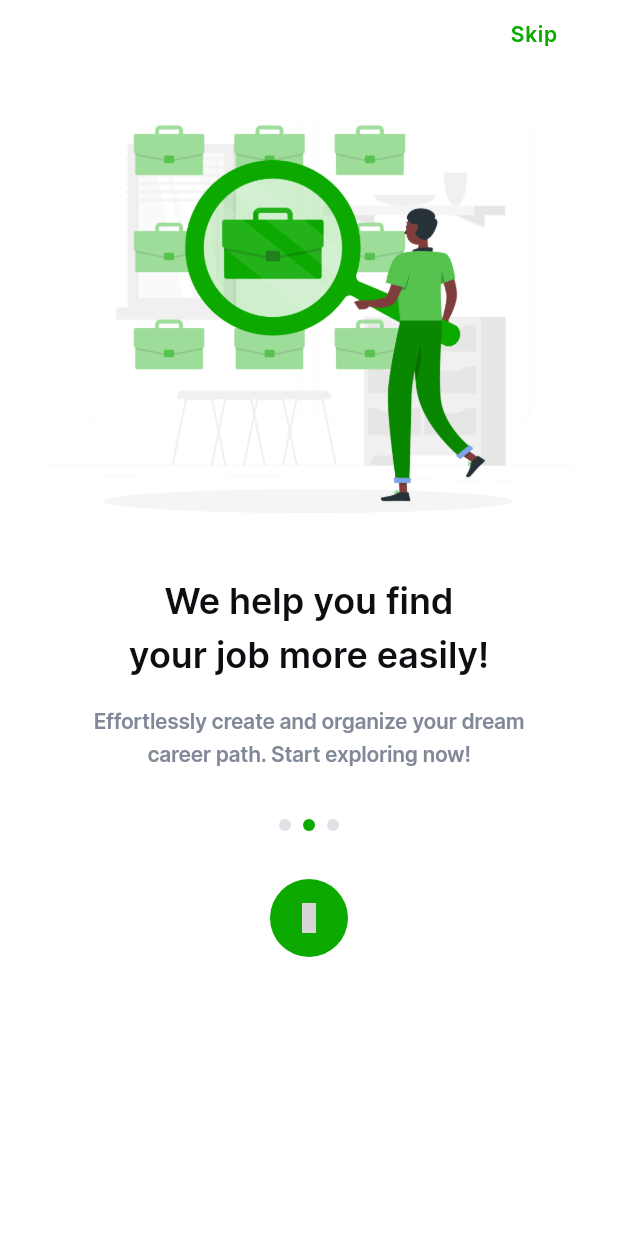
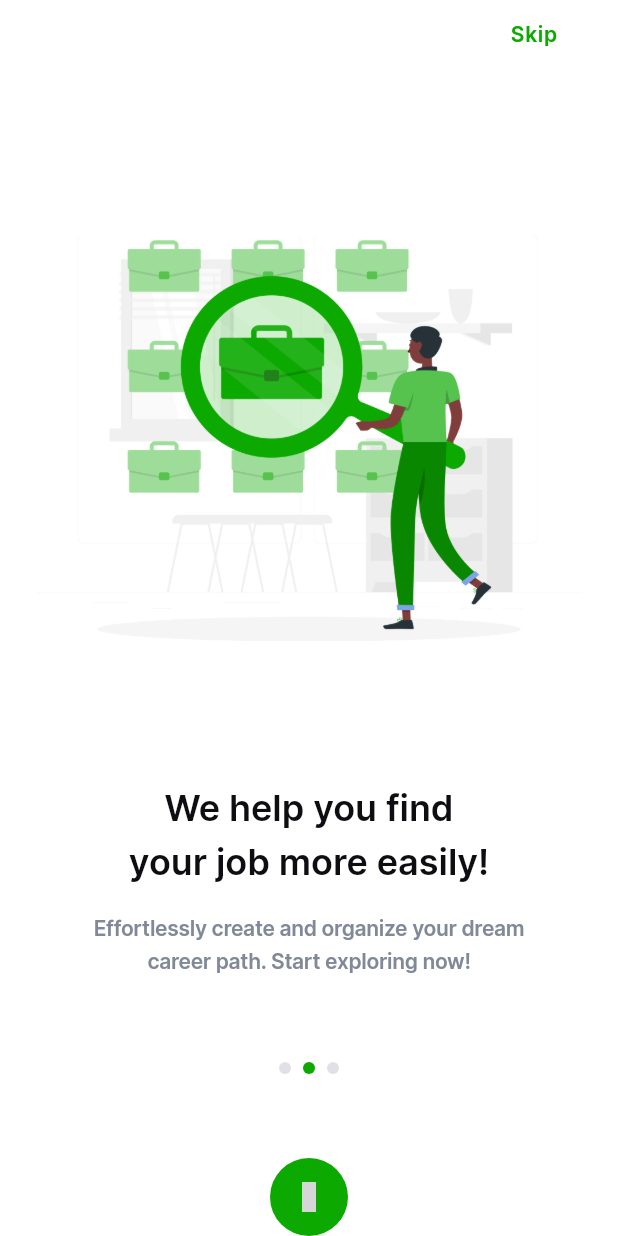
Before and after one commit to rflorat07/job_finder, a Flutter app: the screen it shows after launch, on a phone screen of 412 x 824 dp. Run offline on Flutter 3.47's test engine with Material 3 defaults, Android fonts, the phone set to English and light mode, and no system bars; drawn by our look-alikes of smooth_page_indicator; our stand-ins replace cached_network_image, easy_localization, equatable, flutter_native_splash, flutter_riverpod, flutter_svg and 3 more; grey boxes are pictures that could not be loaded.

Commit message:
Enhance onboarding experience by adjusting layout, improving navigation, and refining skip functionality

```diff
--- a/lib/src/features/onboarding/presentation/screens/onboarding_page.dart
+++ b/lib/src/features/onboarding/presentation/screens/onboarding_page.dart
@@ -35,16 +35,14 @@ class OnboardingPage extends StatelessWidget {
             horizontal: SpacingTokens.spacing24,
           ),
           child: Column(
-            spacing: SpacingTokens.spacing32,
+            spacing: SpacingTokens.spacing56,
             crossAxisAlignment: CrossAxisAlignment.center,
-            mainAxisAlignment: MainAxisAlignment.start,
             children: [
-              // Skipping the onboarding flow
+              // Skip button
               const OnBoardingSkip(),
 
-              Flexible(
-                child: FractionallySizedBox(
-                  heightFactor: 0.70, // ajusta este valor (0.0 a 1.0)
+              // PageView - takes all available space
+              Expanded(
                 child: PageView.builder(
                   itemCount: _onboardingData.length,
                   itemBuilder: (context, index) {
@@ -57,11 +55,11 @@ class OnboardingPage extends StatelessWidget {
                   },
                 ),
               ),
-              ),
 
-              /// Dot Navigation SmoothPageIndicator
+              // Dot indicators
               const OnBoardingDotNavigation(),
 
+              // Next button
               DSButton(
                 label: '',
                 iconOnly: true,
--- a/lib/src/features/onboarding/presentation/screens/widgets/onboarding_item.dart
+++ b/lib/src/features/onboarding/presentation/screens/widgets/onboarding_item.dart
@@ -15,6 +15,7 @@ class OnboardingItem extends StatelessWidget {
   Widget build(BuildContext context) {
     return Column(
       spacing: SpacingTokens.spacing40,
+
       crossAxisAlignment: CrossAxisAlignment.center,
       children: [
         Expanded(child: Image.asset(image)),
--- a/lib/src/features/onboarding/presentation/screens/widgets/onboarding_skip.dart
+++ b/lib/src/features/onboarding/presentation/screens/widgets/onboarding_skip.dart
@@ -1,4 +1,4 @@
-import 'package:flutter/material.dart';
+import 'package:job_finder/src/imports/imports.dart';
 
 class OnBoardingSkip extends StatelessWidget {
   const OnBoardingSkip({
@@ -10,7 +10,10 @@ class OnBoardingSkip extends StatelessWidget {
     return Row(
       mainAxisAlignment: MainAxisAlignment.end,
       children: [
-        TextButton(onPressed: () {}, child: const Text('Skip')),
+        TextButton(
+          onPressed: () => context.go(AppRoutes.login),
+          child: const Text('Skip'),
+        ),
       ],
     );
   }
--- a/lib/src/routing/app_router.dart
+++ b/lib/src/routing/app_router.dart
@@ -16,7 +16,7 @@ final GoRouter appRouter = GoRouter(
   redirect: (context, state) {
     //final container = ProviderScope.containerOf(context, listen: false);
     //final session = container.read(sessionProvider);
-    return AppRoutes.onboarding;
+    return state.fullPath ?? AppRoutes.onboarding;
     // return null;
   },
   routes: <RouteBase>[
```
Lines whose indentation alone changed are shown as unchanged.
